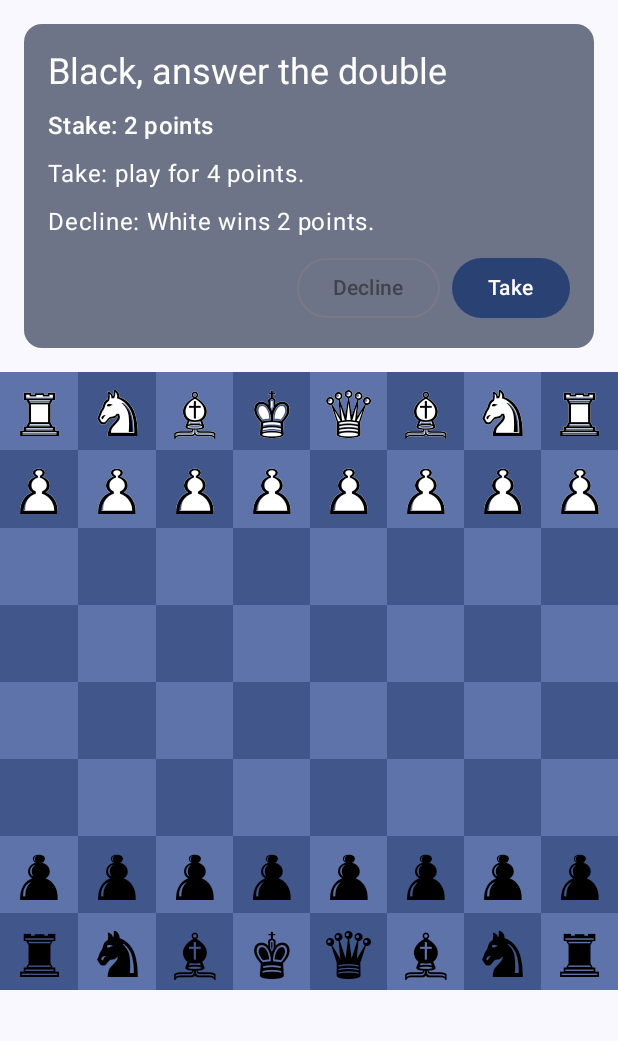
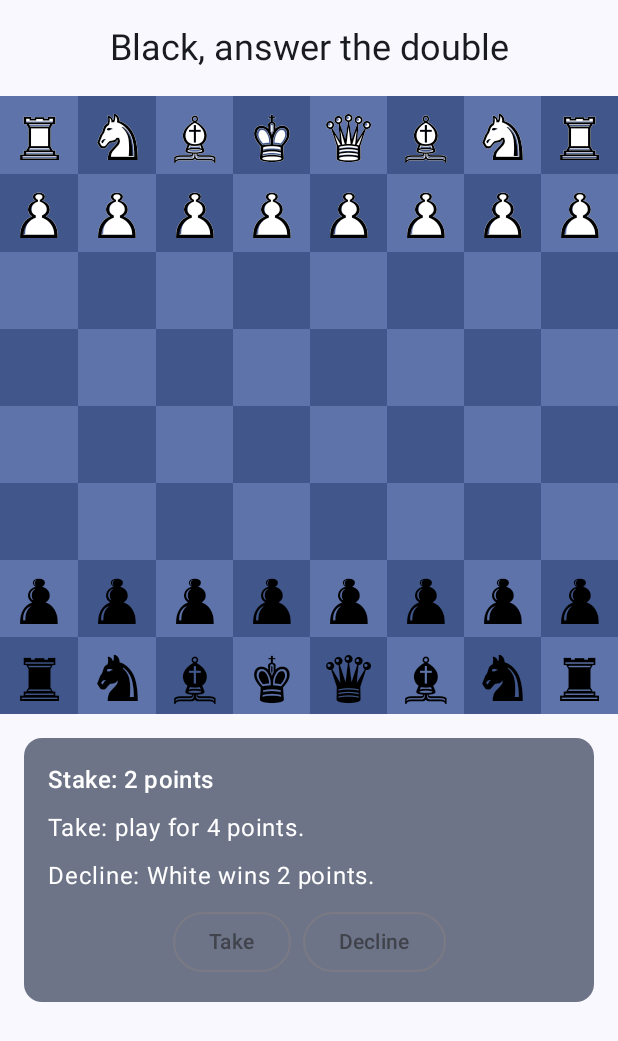
Before and after one commit to ajmccall/cute, an Android app built with Jetpack Compose: the @Preview function DoubleResponseBoardScreenPreview, on a phone screen of 412 x 824 dp. Shown: the top 1041 px of the screen. Run offline under Robolectric (Android 15) with nearby library versions, the phone set to English and light mode, and no system bars; libraries missing offline, so code that uses them is left out: androidx.hilt.lifecycle.

Commit message:
Android: settle the double response after the self-check (#3)
The status names the responder and the response sits below the board,
with Take and Decline at equal weight so that neither is suggested.
The doubled stake and whether an ending has a winner each live in one
place, and three names say what they hold.

Co-Authored-By: Claude Opus 5.5 <noreply@anthropic.com>

```diff
--- a/android/app/src/main/kotlin/md/alasdair/cute/localgame/BoardScreen.kt
+++ b/android/app/src/main/kotlin/md/alasdair/cute/localgame/BoardScreen.kt
@@ -99,12 +99,8 @@ fun BoardScreen(state: LocalGameUiState, actions: BoardActions, modifier: Modifi
                 FailureNotice(state.failure, actions.onRetry)
             }
             if (game != null) {
-                if (game.doublePending) {
-                    DoubleResponse(game, actions)
-                } else {
-                    GameStatus(game, state.inCheck)
-                    if (game.result == null) StakeSummary(game)
-                }
+                GameStatus(game, state.inCheck)
+                if (game.result == null && !game.doublePending) StakeSummary(game)
                 ChessBoard(
                     position = game.position,
                     bottomSide = state.bottomSide,
@@ -115,8 +111,10 @@ fun BoardScreen(state: LocalGameUiState, actions: BoardActions, modifier: Modifi
                     modifier = Modifier.fillMaxWidth()
                 )
             }
-            // While a double awaits its answer, Take and Decline are the only game actions.
-            if (!state.loading && game?.doublePending != true) {
+            if (game?.doublePending == true) {
+                // While a double awaits its answer, Take and Decline are the only game actions.
+                DoubleResponse(game, actions)
+            } else if (!state.loading) {
                 FlowRow(
                     Modifier.padding(horizontal = 16.dp),
                     horizontalArrangement = Arrangement.spacedBy(
@@ -228,7 +226,7 @@ private fun award(result: GameResult, stake: Int): Award {
 private fun StakeSummary(game: GameRecord) {
     val stake = game.stake ?: return
     val nextDoubler = game.nextDoubler
-    val right = when {
+    val rightToOffer = when {
         stake >= GameRecord.MAX_STAKE -> stringResource(R.string.double_right_max)
         nextDoubler == null -> stringResource(R.string.double_right_either)
         else -> stringResource(R.string.double_right_only, sideName(nextDoubler))
@@ -244,20 +242,22 @@ private fun StakeSummary(game: GameRecord) {
             stringResource(R.string.stake, points(stake)),
             style = MaterialTheme.typography.titleMedium
         )
-        Text(right, style = MaterialTheme.typography.bodyMedium)
+        Text(rightToOffer, style = MaterialTheme.typography.bodyMedium)
     }
 }
 
 /**
- * The Double response surface, in place of the status while a double awaits its answer: it
- * names the responder, shows the stake as it is and what taking or declining means, and holds
- * the only two game actions.
+ * The Double response surface, below the board in place of the game actions while a double
+ * awaits its answer, under the status that names the responder: the stake as it is, what
+ * taking or declining means, and the only two game actions, with equal weight so that neither
+ * answer is suggested.
  */
 @OptIn(ExperimentalLayoutApi::class)
 @Composable
 private fun DoubleResponse(game: GameRecord, actions: BoardActions) {
     val offerer = game.position.sideToMove
     val stake = game.stake ?: return
+    val doubled = game.doubledStake ?: return
     Surface(
         color = MaterialTheme.colorScheme.secondaryContainer,
         contentColor = MaterialTheme.colorScheme.onSecondaryContainer,
@@ -266,21 +266,11 @@ private fun DoubleResponse(game: GameRecord, actions: BoardActions) {
     ) {
         Column(Modifier.padding(16.dp), verticalArrangement = Arrangement.spacedBy(8.dp)) {
             Text(
-                text = stringResource(R.string.response, sideName(offerer.opponent)),
-                style = MaterialTheme.typography.headlineSmall,
-                modifier = Modifier
-                    .testTag("status")
-                    .semantics {
-                        heading()
-                        liveRegion = LiveRegionMode.Polite
-                    }
-            )
-            Text(
                 stringResource(R.string.stake, points(stake)),
                 style = MaterialTheme.typography.titleMedium
             )
             Text(
-                stringResource(R.string.take_effect, points(stake * 2)),
+                stringResource(R.string.take_effect, points(doubled)),
                 style = MaterialTheme.typography.bodyLarge
             )
             Text(
@@ -289,13 +279,13 @@ private fun DoubleResponse(game: GameRecord, actions: BoardActions) {
             )
             FlowRow(
                 Modifier.fillMaxWidth(),
-                horizontalArrangement = Arrangement.spacedBy(8.dp, Alignment.End),
+                horizontalArrangement = Arrangement.spacedBy(8.dp, Alignment.CenterHorizontally),
                 verticalArrangement = Arrangement.spacedBy(8.dp)
             ) {
+                OutlinedButton(onClick = actions.onTake) { Text(stringResource(R.string.take)) }
                 OutlinedButton(onClick = actions.onDecline) {
                     Text(stringResource(R.string.decline))
                 }
-                Button(onClick = actions.onTake) { Text(stringResource(R.string.take)) }
             }
         }
     }
@@ -314,8 +304,11 @@ private fun ConfirmDialog(
         Confirmation.Resign -> stringResource(R.string.confirm_resign, sideName(state.sideToMove))
         Confirmation.Draw -> stringResource(R.string.confirm_draw)
         Confirmation.Replace -> stringResource(R.string.confirm_replace)
-        Confirmation.OfferDouble ->
-            stringResource(R.string.confirm_offer, points((state.game?.stake ?: 1) * 2))
+        Confirmation.OfferDouble -> {
+            // Offer double is only asked for while the game has a stake (canOfferDouble).
+            val doubled = state.game?.doubledStake ?: return
+            stringResource(R.string.confirm_offer, points(doubled))
+        }
     }
     AlertDialog(
         onDismissRequest = actions.onCancel,
@@ -363,6 +356,9 @@ private val promotionChoices = listOf(
 
 @Composable
 private fun statusText(game: GameRecord, inCheck: Boolean): String {
+    if (game.doublePending) {
+        return stringResource(R.string.answer_double, sideName(game.position.sideToMove.opponent))
+    }
     val result = game.result
         ?: return stringResource(
             if (inCheck) R.string.turn_check else R.string.turn,
--- a/android/app/src/main/kotlin/md/alasdair/cute/localgame/LocalGameViewModel.kt
+++ b/android/app/src/main/kotlin/md/alasdair/cute/localgame/LocalGameViewModel.kt
@@ -125,10 +125,10 @@ class LocalGameViewModel @Inject constructor(private val repository: GameReposit
      */
     fun onDoubleTaken() {
         val game = pendingDouble() ?: return
-        val stake = game.stake ?: return
+        val doubled = game.doubledStake ?: return
         save(
             game.copy(
-                stake = stake * 2,
+                stake = doubled,
                 nextDoubler = game.position.sideToMove.opponent,
                 doublePending = false
             )
--- a/android/app/src/main/kotlin/md/alasdair/cute/localgame/data/GameRepository.kt
+++ b/android/app/src/main/kotlin/md/alasdair/cute/localgame/data/GameRepository.kt
@@ -30,6 +30,9 @@ data class GameRecord(
             stake < MAX_STAKE &&
             (nextDoubler == null || nextDoubler == position.sideToMove)
 
+    /** The stake a double offers, and a take plays for: twice [stake]. */
+    val doubledStake: Int? get() = stake?.times(2)
+
     companion object {
         val New = GameRecord(Position.Opening, result = null)
 
--- a/android/app/src/main/res/values/strings.xml
+++ b/android/app/src/main/res/values/strings.xml
@@ -53,7 +53,7 @@
     <string name="double_right_max">Maximum stake reached</string>
     <string name="offer_double">Offer double</string>
     <string name="confirm_offer">Offer to raise the stake to %1$s?</string>
-    <string name="response">%1$s, answer the double</string>
+    <string name="answer_double">%1$s, answer the double</string>
     <string name="take">Take</string>
     <string name="decline">Decline</string>
     <string name="take_effect">Take: play for %1$s.</string>
```
Also changed, not shown: android/app/src/main/kotlin/md/alasdair/cute/chess/Position.kt (+8 -7 lines), android/app/src/main/kotlin/md/alasdair/cute/localgame/data/FileGameRepository.kt (+4 -7 lines).
